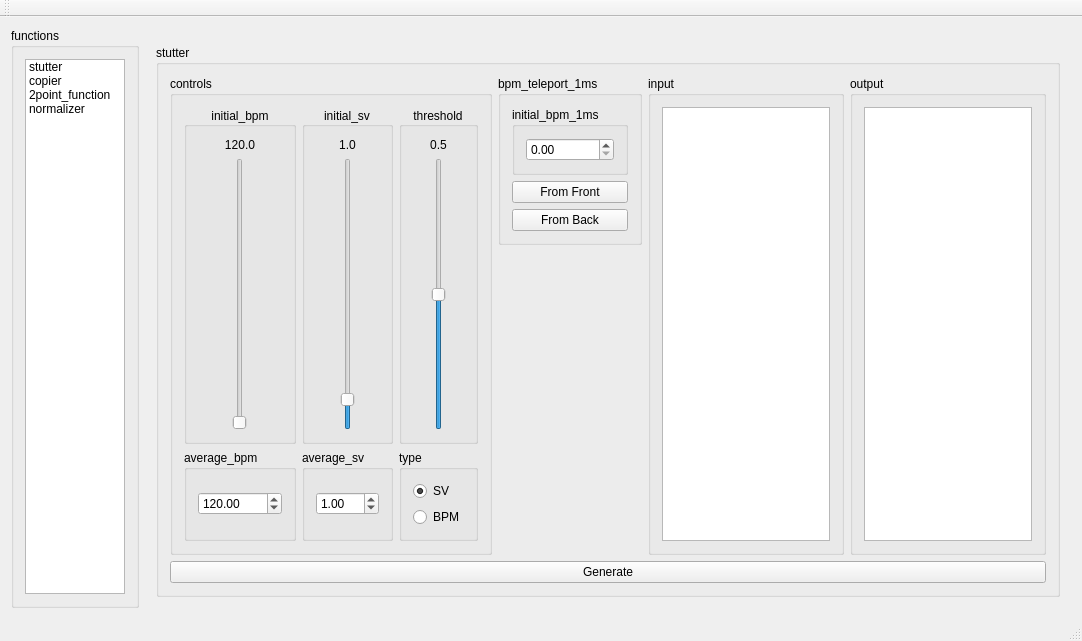
Old version of the form src/ui/mainwindow.ui in the repository Eve-ning/reamber.
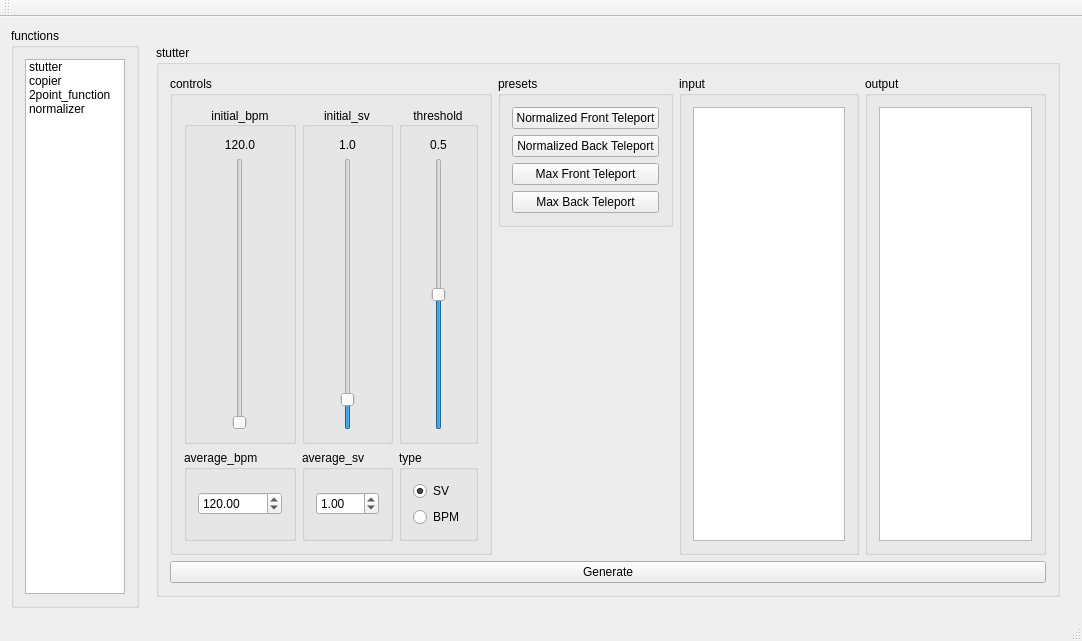
New version of the form. Custom widgets are drawn as their Qt base class.

Commit message: Implement Normalized Front Teleport Stutter preset

Diff of the .ui file:
```diff
--- a/src/ui/mainwindow.ui
+++ b/src/ui/mainwindow.ui
@@ -31,6 +31,18 @@
            <string>stutter</string>
           </property>
           <layout class="QGridLayout" name="gridLayout_4">
+           <item row="0" column="3" rowspan="2">
+            <widget class="QGroupBox" name="stutter_output_lo">
+             <property name="title">
+              <string>output</string>
+             </property>
+             <layout class="QGridLayout" name="gridLayout_7">
+              <item row="0" column="0">
+               <widget class="QPlainTextEdit" name="stutter_output"/>
+              </item>
+             </layout>
+            </widget>
+           </item>
            <item row="2" column="0" colspan="4">
             <widget class="QPushButton" name="stutter_generate">
              <property name="text">
@@ -38,45 +50,6 @@
              </property>
             </widget>
            </item>
-           <item row="0" column="1">
-            <widget class="QGroupBox" name="stutter_1ms">
-             <property name="title">
-              <string>bpm_teleport_1ms</string>
-             </property>
-             <layout class="QGridLayout" name="gridLayout_46">
-              <item row="3" column="0">
-               <widget class="QPushButton" name="stutter_1ms_back">
-                <property name="text">
-                 <string>From Back</string>
-                </property>
-               </widget>
-              </item>
-              <item row="2" column="0">
-               <widget class="QPushButton" name="stutter_1ms_front">
-                <property name="text">
-                 <string>From Front</string>
-                </property>
-               </widget>
-              </item>
-              <item row="0" column="0">
-               <widget class="QGroupBox" name="groupBox_2">
-                <property name="title">
-                 <string>initial_bpm_1ms</string>
-                </property>
-                <layout class="QGridLayout" name="gridLayout_44">
-                 <item row="0" column="0">
-                  <widget class="QDoubleSpinBox" name="doubleSpinBox">
-                   <property name="maximum">
-                    <double>100000000.000000000000000</double>
-                   </property>
-                  </widget>
-                 </item>
-                </layout>
-               </widget>
-              </item>
-             </layout>
-            </widget>
-           </item>
            <item row="1" column="1">
             <spacer name="verticalSpacer">
              <property name="orientation">
@@ -90,6 +63,59 @@
              </property>
             </spacer>
            </item>
+           <item row="0" column="1">
+            <widget class="QGroupBox" name="stutter_preset_lo">
+             <property name="title">
+              <string>presets</string>
+             </property>
+             <layout class="QGridLayout" name="gridLayout_46">
+              <item row="5" column="0">
+               <widget class="QPushButton" name="stutter_preset_nbt">
+                <property name="text">
+                 <string>Normalized Back Teleport</string>
+                </property>
+               </widget>
+              </item>
+              <item row="4" column="0">
+               <widget class="QPushButton" name="stutter_preset_nft">
+                <property name="text">
+                 <string>Normalized Front Teleport</string>
+                </property>
+               </widget>
+              </item>
+              <item row="7" column="0">
+               <widget class="QPushButton" name="stutter_preset_mbt">
+                <property name="text">
+                 <string>Max Back Teleport</string>
+                </property>
+               </widget>
+              </item>
+              <item row="6" column="0">
+               <widget class="QPushButton" name="stutter_preset_mft">
+                <property name="text">
+                 <string>Max Front Teleport</string>
+                </property>
+               </widget>
+              </item>
+             </layout>
+            </widget>
+           </item>
+           <item row="0" column="2" rowspan="2">
+            <widget class="QGroupBox" name="stutter_input_lo">
+             <property name="title">
+              <string>input</string>
+             </property>
+             <layout class="QGridLayout" name="gridLayout_6">
+              <item row="0" column="1" rowspan="2" colspan="2">
+               <widget class="QPlainTextEdit" name="stutter_input">
+                <property name="placeholderText">
+                 <string>&lt;Editor Hit Object&gt;</string>
+                </property>
+               </widget>
+              </item>
+             </layout>
+            </widget>
+           </item>
            <item row="0" column="0" rowspan="2">
             <widget class="QGroupBox" name="stutter_controls_lo">
              <property name="title">
@@ -301,34 +327,6 @@
              </layout>
             </widget>
            </item>
-           <item row="0" column="2" rowspan="2">
-            <widget class="QGroupBox" name="stutter_input_lo">
-             <property name="title">
-              <string>input</string>
-             </property>
-             <layout class="QGridLayout" name="gridLayout_6">
-              <item row="0" column="1" rowspan="2" colspan="2">
-               <widget class="QPlainTextEdit" name="stutter_input">
-                <property name="placeholderText">
-                 <string>&lt;Editor Hit Object&gt;</string>
-                </property>
-               </widget>
-              </item>
-             </layout>
-            </widget>
-           </item>
-           <item row="0" column="3" rowspan="2">
-            <widget class="QGroupBox" name="stutter_output_lo">
-             <property name="title">
-              <string>output</string>
-             </property>
-             <layout class="QGridLayout" name="gridLayout_7">
-              <item row="0" column="0">
-               <widget class="QPlainTextEdit" name="stutter_output"/>
-              </item>
-             </layout>
-            </widget>
-           </item>
           </layout>
          </widget>
         </item>
```
The commit also changes 2 other files.
